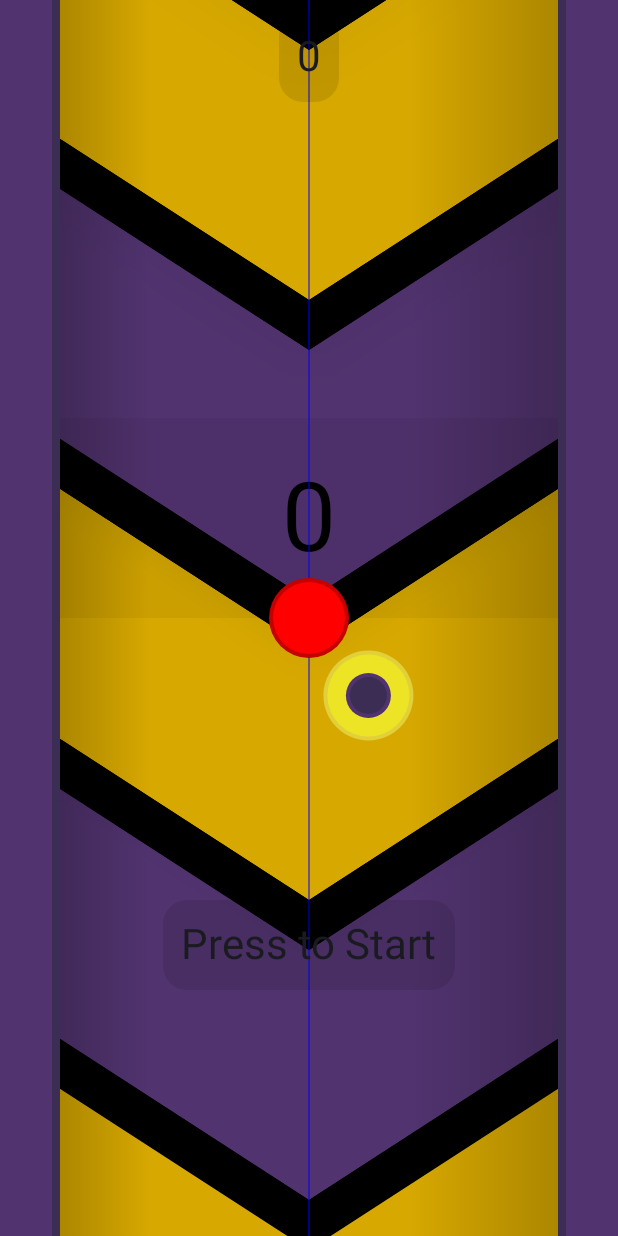
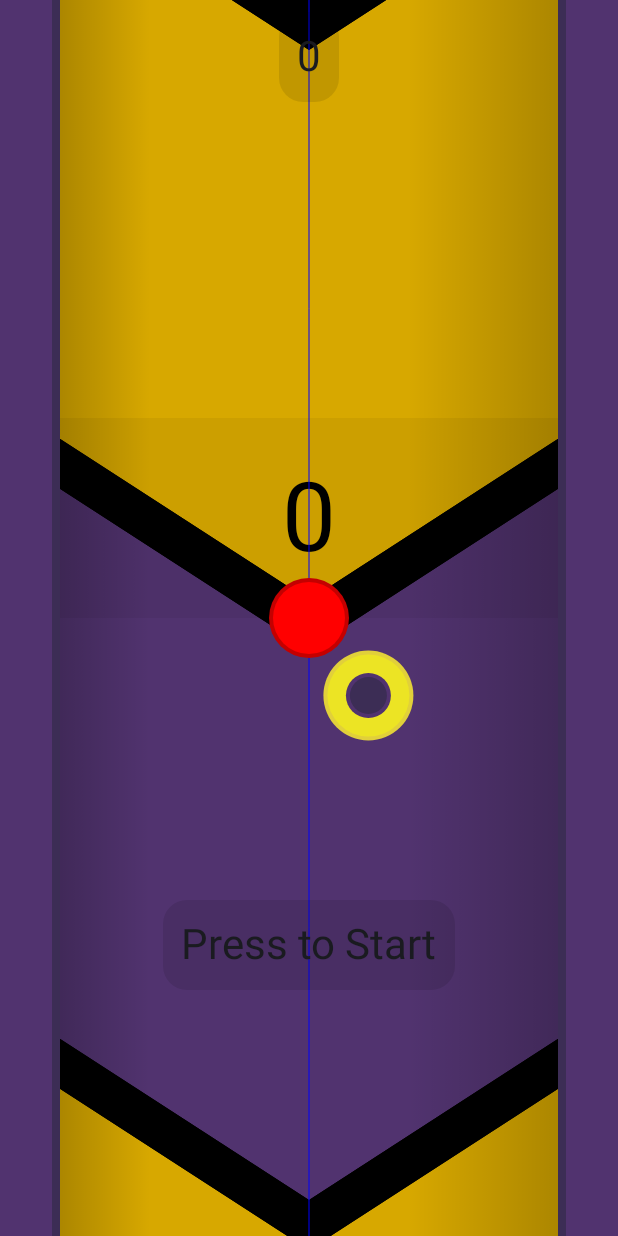
Before and after one commit to bogdanspbm/pendulum-android-game, an Android app built with Jetpack Compose: the screen it shows after launch (MainActivity), on a phone screen of 412 x 824 dp. Run offline under Robolectric (Android 15) with nearby library versions, the phone set to English and light mode, and no system bars.

Commit message:
Background

```diff
--- a/app/src/main/java/org/bogdanspbm/pendulum/models/field/Background.kt
+++ b/app/src/main/java/org/bogdanspbm/pendulum/models/field/Background.kt
@@ -14,30 +14,60 @@ import androidx.compose.ui.draw.clip
 import androidx.compose.ui.draw.shadow
 import androidx.compose.ui.geometry.Offset
 import androidx.compose.ui.graphics.Color
+import androidx.compose.ui.platform.LocalContext
 import androidx.compose.ui.tooling.preview.Preview
 import androidx.compose.ui.unit.dp
 import org.bogdanspbm.pendulum.shapes.ArrowShape
 import org.bogdanspbm.pendulum.ui.theme.PendulumTheme
 import org.bogdanspbm.pendulum.utils.fromHex
+import org.bogdanspbm.pendulum.utils.pxToDp
 
 
 @Composable
 fun GameBackground(modifier: Modifier = Modifier, offset: Offset = Offset(0f, 0f)) {
+    val context = LocalContext.current
+    val height = 400;
+
     Box(modifier = modifier.background(Color.Black)) {
-        for (i in 0..5) {
-            val color = if(i % 2 ==0 ) Color.fromHex("#D7A800") else Color.fromHex("#51336F")
-            Box(
-                modifier = Modifier
-                    .fillMaxWidth()
-                    .offset(y = (200 * (5-i)).dp - 300.dp )
-                    .shadow(elevation = (8 * i).dp, shape = ArrowShape(200f))
-                    .clip(ArrowShape(200f))
-                    .height(300.dp)
-                    .background(color)
+        for (i in 0..3) {
+            val offsetY = pxToDp(context, offset.y).toInt()
+            val color = if ((i + offsetY / height) % 2 == 0) Color.fromHex("#D7A800") else Color.fromHex("#51336F")
+            ArrowComponent(
+                modifier = Modifier.offset(
+                    x = offset.x.dp,
+                    y = (height * (3 - i)).dp - 500.dp + (offsetY % height).dp
+                ), color = color
+            )
+            /* Box(
+                 modifier = Modifier
+                     .fillMaxWidth()
+                     .offset(
+                         x = offset.x.dp,
+                         y = (300 * (3 - i)).dp - 800.dp + (pxToDp(
+                             context,
+                             offset.y
+                         ).toInt() % 300).dp
+                     )
+                     .shadow(elevation = (8 * i).dp, shape = ArrowShape(200f))
+                     .clip(ArrowShape(200f))
+                     .height(400.dp)
+                     .background(color)
 
-            )
+             )*/
         }
     }
+}
+
+@Composable
+fun ArrowComponent(modifier: Modifier = Modifier, color: Color) {
+    Box(
+        modifier = modifier
+            .fillMaxWidth()
+            .shadow(elevation = (8).dp, shape = ArrowShape(200f))
+            .clip(ArrowShape(200f))
+            .height(500.dp)
+            .background(color)
+    )
 }
 
 @Preview(showBackground = true)
--- a/app/src/main/java/org/bogdanspbm/pendulum/models/game/GameState.kt
+++ b/app/src/main/java/org/bogdanspbm/pendulum/models/game/GameState.kt
@@ -27,7 +27,7 @@ data class GameState(
     val recordItem: GameRecord = GameRecord(this, getGameRecord(context!!))
 
     fun isPendulumOutOfField(): Boolean {
-        if (abs(pendulum.x) < fieldWidth / 2 - 30) {
+        if (abs(pendulum.x) < fieldWidth / 2 - 60 - pendulum.radius) {
             return false
         }
 
--- a/app/src/main/java/org/bogdanspbm/pendulum/utils/OffsetUtils.kt
+++ b/app/src/main/java/org/bogdanspbm/pendulum/utils/OffsetUtils.kt
@@ -1,6 +1,8 @@
 package org.bogdanspbm.pendulum.utils
 
+import android.content.Context
 import android.graphics.Matrix
+import android.util.TypedValue
 import androidx.compose.ui.geometry.Offset
 
 fun Offset.rotateOffset(degree: Float): Offset{
@@ -10,3 +12,13 @@ fun Offset.rotateOffset(degree: Float): Offset{
     matrix.mapPoints(result, floatArrayOf(x, y))
     return Offset(result[0], result[1])
 }
+
+fun dpToPx(context: Context, dp: Float): Float {
+    val displayMetrics = context.resources.displayMetrics
+    return TypedValue.applyDimension(TypedValue.COMPLEX_UNIT_DIP, dp, displayMetrics)
+}
+
+fun pxToDp(context: Context, px: Float): Float {
+    val displayMetrics = context.resources.displayMetrics
+    return px.toFloat() / displayMetrics.density
+}
--- a/app/src/main/java/org/bogdanspbm/pendulum/views/GameView.kt
+++ b/app/src/main/java/org/bogdanspbm/pendulum/views/GameView.kt
@@ -32,6 +32,7 @@ import org.bogdanspbm.pendulum.models.field.Borders
 import org.bogdanspbm.pendulum.models.field.GameBackground
 import org.bogdanspbm.pendulum.models.game.GameState
 import org.bogdanspbm.pendulum.ui.theme.PendulumTheme
+import org.bogdanspbm.pendulum.utils.dpToPx
 import java.util.Date
 import kotlin.math.abs
 
@@ -73,7 +74,7 @@ fun GameCanvas(game: GameState) {
 
 
     Box(contentAlignment = Alignment.TopCenter) {
-        GameBackground(modifier = Modifier.fillMaxSize(), offset = game.getOffset())
+        GameBackground(modifier = Modifier.fillMaxSize(), offset = game.getOffset() + Offset(0f, game.pendulum.y))
         Canvas(modifier = Modifier
             .fillMaxSize()
             .pointerInteropFilter {
```
